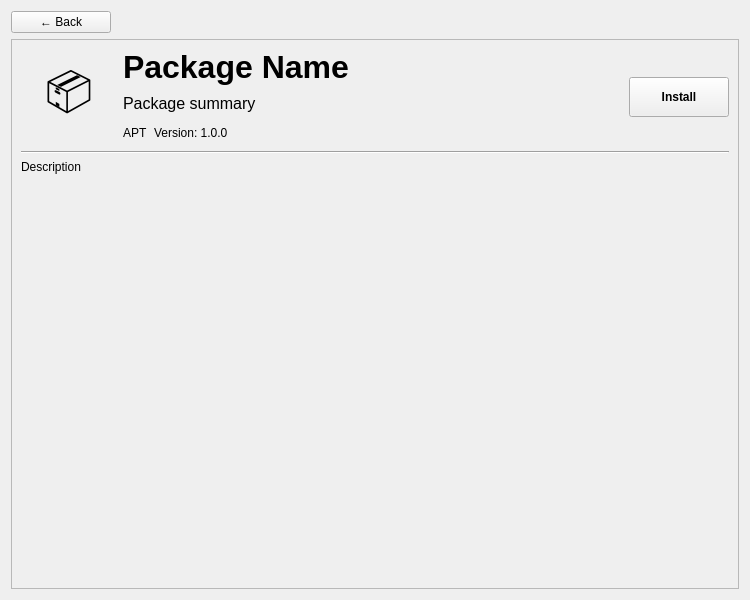
Before: the Qt Designer form src/ui/panels/package_detail_panel.ui in anocweb/apt-ex-package-manager, drawn with Qt 5.
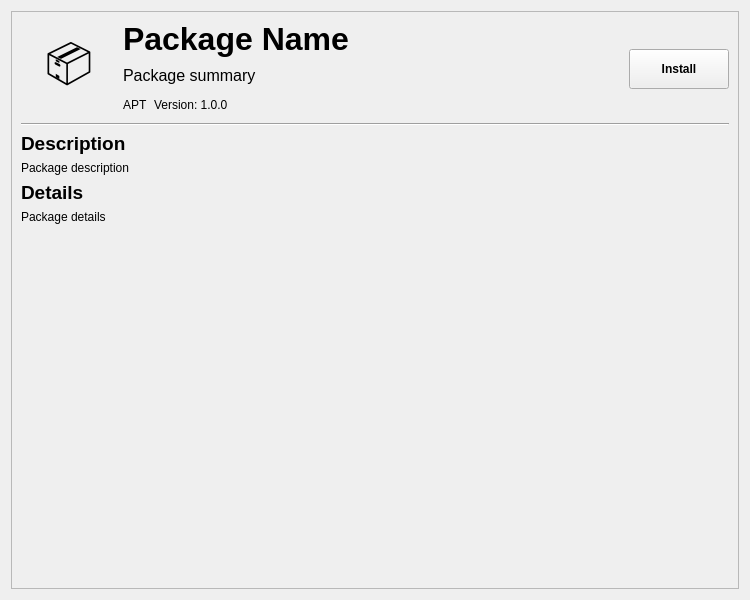
After: the same form once the commit is applied.

Commit message:
Improve package detail panel with full details and organized layout
- Added get_package_details() method to APT plugin
- Fetch full package details from APT cache when opening detail view
- Display all available fields: installed size, download size, section, priority, architecture, license, homepage, maintainer, source, dependencies, recommends
- Organized details into groups: Package Information, Size, Contact & Links, Dependencies
- Added mailto link for maintainer email
- Moved back button to context actions area
- All fields only shown if they have values

Diff of the .ui file:
```diff
--- a/src/ui/panels/package_detail_panel.ui
+++ b/src/ui/panels/package_detail_panel.ui
@@ -11,19 +11,6 @@
    </rect>
   </property>
   <layout class="QVBoxLayout" name="mainLayout">
-   <item>
-    <widget class="QPushButton" name="backButton">
-     <property name="maximumSize">
-      <size>
-       <width>100</width>
-       <height>32</height>
-      </size>
-     </property>
-     <property name="text">
-      <string>← Back</string>
-     </property>
-    </widget>
-   </item>
    <item>
     <widget class="QScrollArea" name="scrollArea">
      <property name="widgetResizable">
@@ -162,15 +149,54 @@
         </widget>
        </item>
        <item>
-        <widget class="QLabel" name="descriptionLabel">
+        <widget class="QLabel" name="descriptionTitleLabel">
+         <property name="font">
+          <font>
+           <pointsize>14</pointsize>
+           <bold>true</bold>
+          </font>
+         </property>
          <property name="text">
           <string>Description</string>
          </property>
+        </widget>
+       </item>
+       <item>
+        <widget class="QLabel" name="descriptionLabel">
+         <property name="text">
+          <string>Package description</string>
+         </property>
          <property name="wordWrap">
           <bool>true</bool>
          </property>
         </widget>
        </item>
+       <item>
+        <widget class="QLabel" name="detailsTitleLabel">
+         <property name="font">
+          <font>
+           <pointsize>14</pointsize>
+           <bold>true</bold>
+          </font>
+         </property>
+         <property name="text">
+          <string>Details</string>
+         </property>
+        </widget>
+       </item>
+       <item>
+        <widget class="QLabel" name="detailsLabel">
+         <property name="text">
+          <string>Package details</string>
+         </property>
+         <property name="wordWrap">
+          <bool>true</bool>
+         </property>
+         <property name="textFormat">
+          <enum>Qt::TextFormat::RichText</enum>
+         </property>
+        </widget>
+       </item>
        <item>
         <spacer name="verticalSpacer">
          <property name="orientation">
```
The commit also changes 3 other files.
